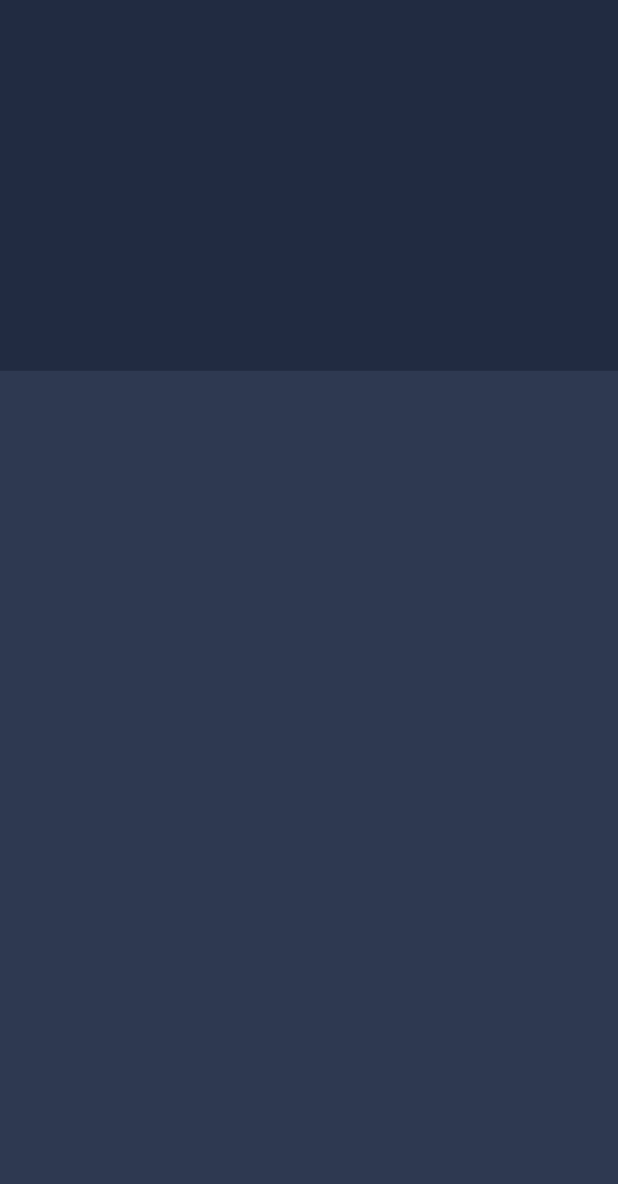
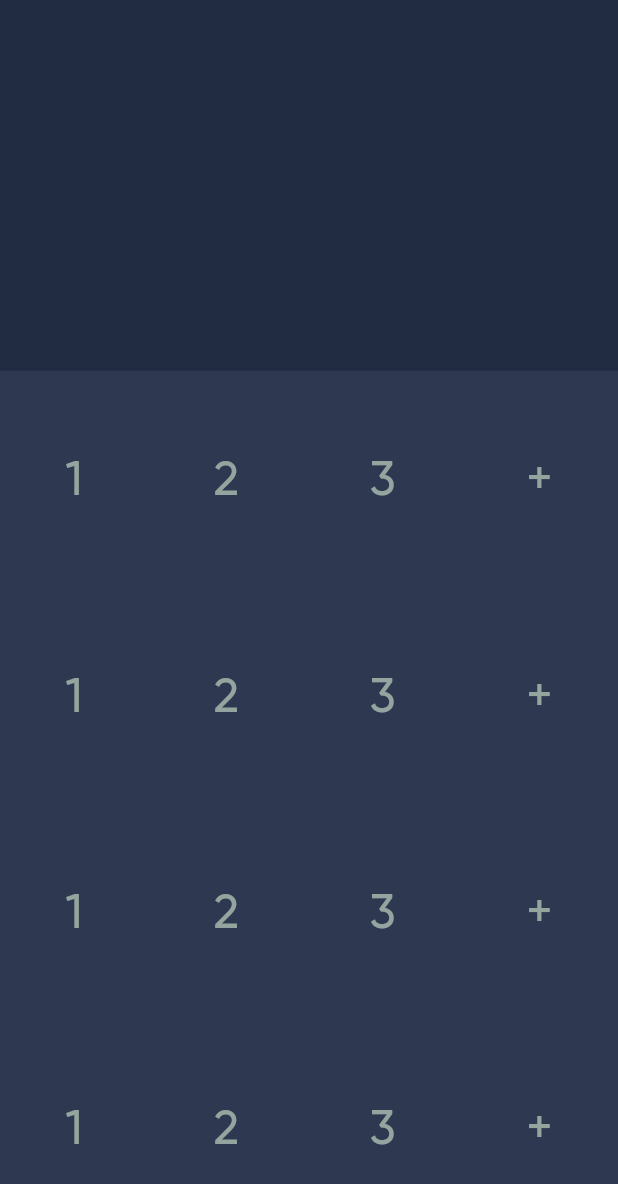
Before and after one commit to alirezakariminejad/flutter_calculator, a Flutter app: the screen it shows after launch, on a phone screen of 412 x 824 dp. Shown: the top 1184 px of the screen. Run offline on Flutter 3.47's test engine with Material 2 defaults, Android fonts, the phone set to English and light mode, and no system bars; our stand-ins replace hexcolor.

Commit message:
Create a basic keyboard design

```diff
--- a/lib/main.dart
+++ b/lib/main.dart
@@ -26,20 +26,67 @@ class _ApplicationState extends State<Application> {
               Expanded(
                 flex: 3,
                 child: Container(
-                height: 150.0,
                   color: backgroundGrayDark,
                 ),
               ),
               Expanded(
                 flex: 7,
                 child: Container(
-                height: 150.0,
                     color: backgroundGray,
+                    child: Column(
+                      mainAxisAlignment: MainAxisAlignment.spaceAround,
+                      children: [
+                        getRowClaculator(),
+                        getRowClaculator(),
+                        getRowClaculator(),
+                        getRowClaculator(),
+                      ],
+                    )),
+              ),
+            ],
+          ),
+        ),
+      ),
+    );
+  }
+
+  Widget getRowClaculator() {
+    return Row(
+      mainAxisAlignment: MainAxisAlignment.spaceAround,
+      children: [
+        Padding(
+          padding: const EdgeInsets.all(3.0),
+          child: Text(
+            '1',
+            textAlign: TextAlign.center,
+            style: TextStyle(fontSize: 32.0, color: textGray),
+          ),
+        ),
+        Padding(
+          padding: const EdgeInsets.all(3.0),
+          child: Text(
+            '2',
+            textAlign: TextAlign.center,
+            style: TextStyle(fontSize: 32.0, color: textGray),
+          ),
+        ),
+        Padding(
+          padding: const EdgeInsets.all(3.0),
+          child: Text(
+            '3',
+            textAlign: TextAlign.center,
+            style: TextStyle(fontSize: 32.0, color: textGray),
+          ),
+        ),
+        Padding(
+          padding: const EdgeInsets.all(3.0),
+          child: Text(
+            '+',
+            textAlign: TextAlign.center,
+            style: TextStyle(fontSize: 32.0, color: textGray),
           ),
         ),
       ],
-        )),
-      ),
     );
   }
 }
```
Lines whose indentation alone changed are shown as unchanged.
